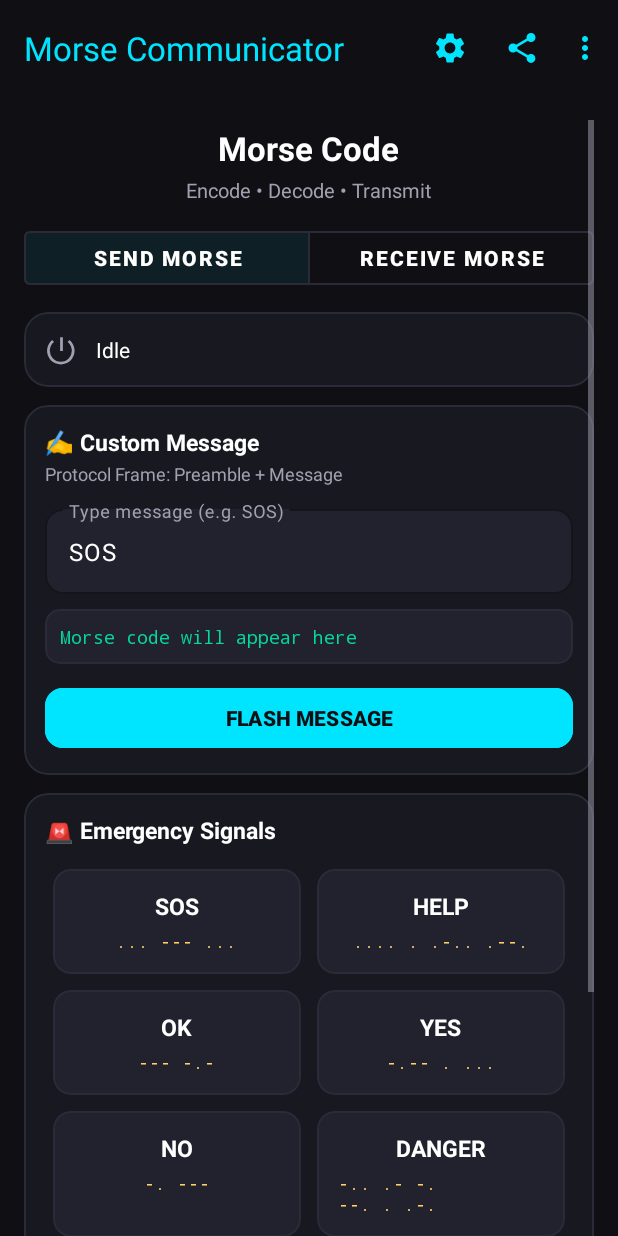
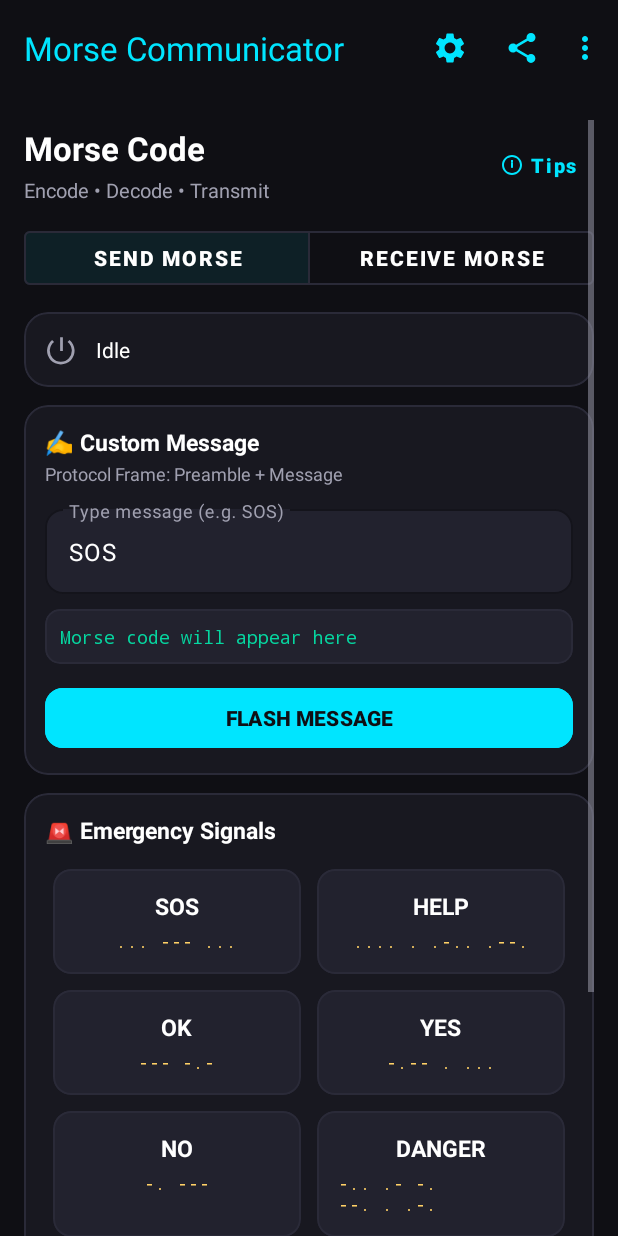
Before and after one commit to saitamagrslabs/Flashlight_Toolkit_Orginal, an Android app: the fragment MorseCodeFragment placed in its activity, on a phone screen of 412 x 824 dp. Run offline under Robolectric (Android 15) with nearby library versions, the light colour scheme and no system bars; our stand-ins replace AdMob; libraries missing offline, so code that uses them is left out: androidx.camera.core, androidx.camera.lifecycle; plain views replace PreviewView; 1 statement that could not run was skipped.

Commit message:
tips button

```diff
--- a/app/src/main/res/layout/fragment_morse_code.xml
+++ b/app/src/main/res/layout/fragment_morse_code.xml
@@ -18,13 +18,19 @@
             android:layout_height="wrap_content"
             android:orientation="vertical">
 
-            <!-- Compact Header (No decorative icon above title) -->
-            <LinearLayout
+            <!-- Compact Header with Title, Subtitle, and Tips Button -->
+            <RelativeLayout
                 android:layout_width="match_parent"
                 android:layout_height="wrap_content"
-                android:gravity="center"
                 android:layout_marginTop="4dp"
-                android:layout_marginBottom="12dp"
+                android:layout_marginBottom="12dp">
+
+                <LinearLayout
+                    android:id="@+id/layout_heading_texts"
+                    android:layout_width="wrap_content"
+                    android:layout_height="wrap_content"
+                    android:layout_alignParentStart="true"
+                    android:layout_toStartOf="@+id/btn_receiver_tips"
                     android:orientation="vertical">
 
                     <TextView
@@ -44,6 +50,32 @@
                         android:textSize="13sp" />
 
                 </LinearLayout>
+
+                <com.google.android.material.button.MaterialButton
+                    android:id="@+id/btn_receiver_tips"
+                    style="@style/Widget.MaterialComponents.Button.TextButton"
+                    android:layout_width="wrap_content"
+                    android:layout_height="wrap_content"
+                    android:layout_alignParentEnd="true"
+                    android:layout_centerVertical="true"
+                    android:minWidth="0dp"
+                    android:minHeight="0dp"
+                    android:paddingStart="10dp"
+                    android:paddingTop="6dp"
+                    android:paddingEnd="12dp"
+                    android:paddingBottom="6dp"
+                    android:text="Tips"
+                    android:textAllCaps="false"
+                    android:textColor="?attr/fnPrimaryBlue"
+                    android:textSize="13sp"
+                    android:textStyle="bold"
+                    app:icon="@drawable/ic_menu_about"
+                    app:iconGravity="textStart"
+                    app:iconPadding="4dp"
+                    app:iconSize="16dp"
+                    app:iconTint="?attr/fnPrimaryBlue" />
+
+            </RelativeLayout>
 
             <!-- Mode Selector Switcher -->
             <com.google.android.material.button.MaterialButtonToggleGroup
```
Also changed, not shown: app/src/main/java/com/saitamagrs/flashnow/fragments/MorseCodeFragment.kt (+34 -0 lines). Lines whose indentation alone changed are shown as unchanged.
